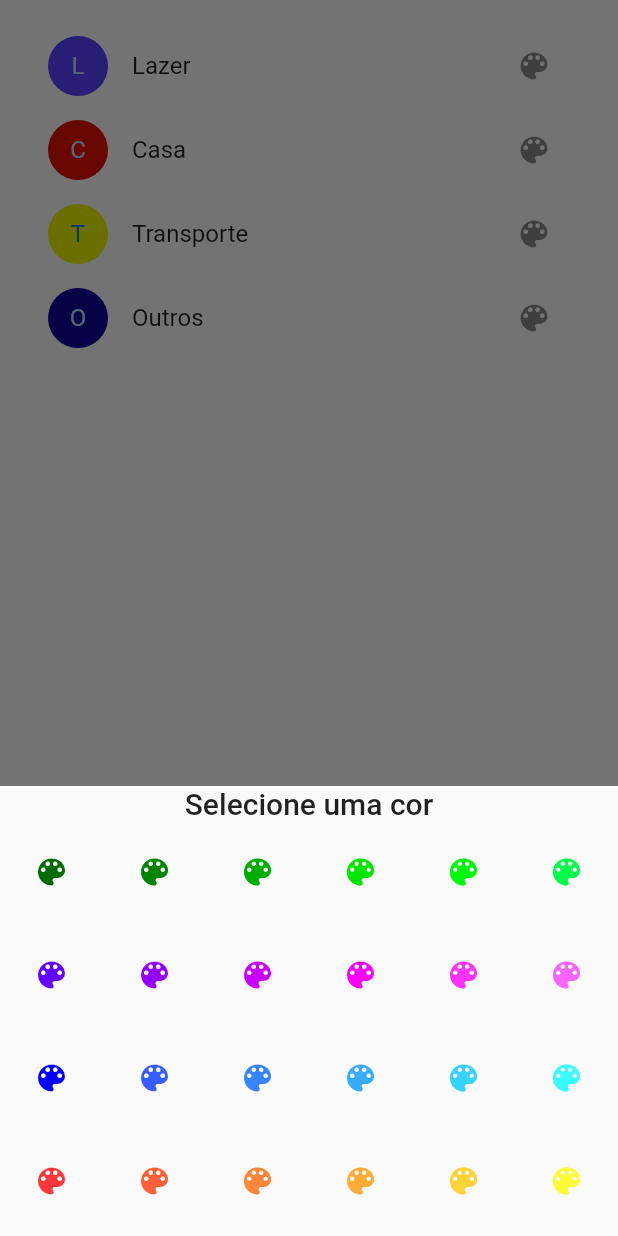
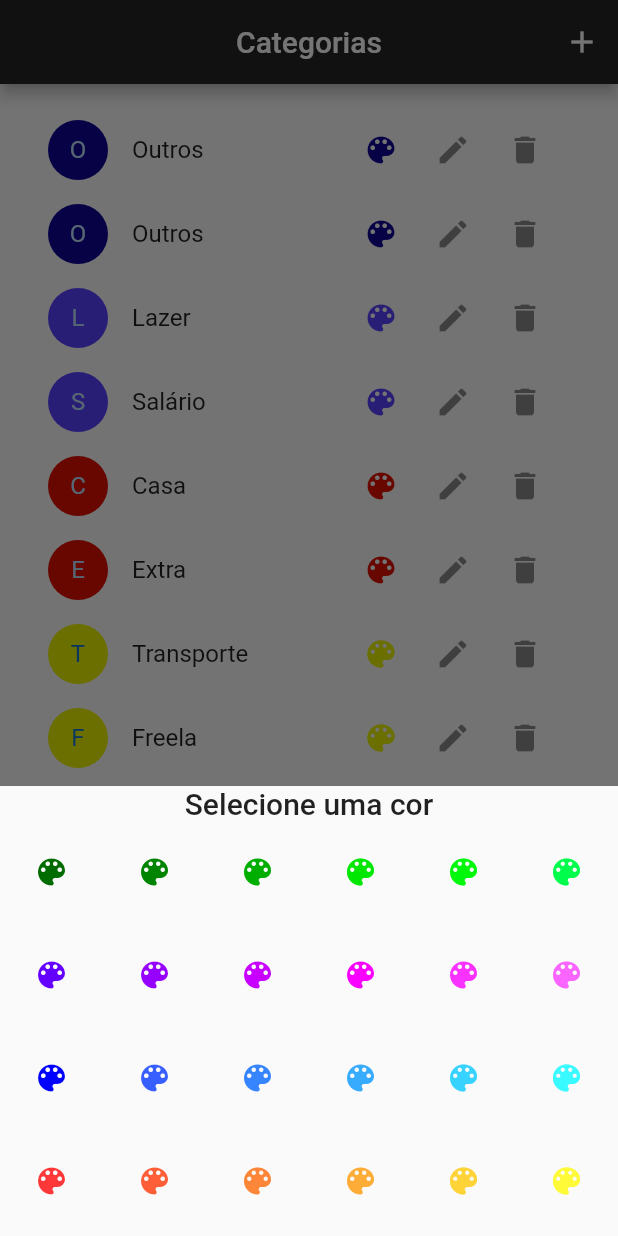
Before and after one commit to proz-tecnologia/PIT02GP06, a Flutter app: the screen it shows after launch, after a tap on the "color lens" icon, on a phone screen of 412 x 824 dp. Run offline on Flutter 3.47's test engine with Material 2 defaults, Android fonts, the phone set to English and light mode, and no system bars; our stand-ins replace shared_preferences; missing offline and left inert: graphic.

Commit message:
criação cadastro de categorias

```diff
--- a/lib/repositories/category_repository.dart
+++ b/lib/repositories/category_repository.dart
@@ -7,25 +7,56 @@ import 'package:pit02gp06/utils/shared_preferences_keys.dart';
 
 class CategoryRepository {
   final IHttpService service;
-  final List<CategoryModel> _categoryList = [];
+  final List<CategoryModel> _dataList = [];
   CategoryRepository({required this.service});
-  List<CategoryModel> loadList() {
-    _categoryList.addAll([
-      CategoryModel(genre: "Lazer", color: 0xFF5A41FF, type: "expense"),
-      CategoryModel(genre: "Casa", color: 0xFFE10F00, type: "expense"),
-      CategoryModel(genre: "Transporte", color: 0xFFE6F201, type: "expense"),
-      CategoryModel(genre: "Outros", color: 0xFF0F0297, type: "expense"),
-    ]);
-    return _categoryList;
+  Future<List<CategoryModel>> loadList() async {
+    final String? dataString =
+        await service.get(url: SharedPreferencesKeys.categorys);
+    if (dataString != null && dataString.isNotEmpty) {
+      final listJson = jsonDecode(dataString);
+      final list =
+          List.from(listJson).map((e) => CategoryModel.fromJson(e)).toList();
+//      return list;
+      _dataList.addAll(list);
+    }
+    if (_dataList.isEmpty) {
+      _dataList.addAll([
+        CategoryModel(genre: "Outros", color: 0xFF0F0297, type: "Expense"),
+        CategoryModel(genre: "Outros", color: 0xFF0F0297, type: "Income"),
+        CategoryModel(genre: "Lazer", color: 0xFF5A41FF, type: "Expense"),
+        CategoryModel(genre: "Salário", color: 0xFF5A41FF, type: "Income"),
+        CategoryModel(genre: "Casa", color: 0xFFE10F00, type: "Expense"),
+        CategoryModel(genre: "Extra", color: 0xFFE10F00, type: "Income"),
+        CategoryModel(genre: "Transporte", color: 0xFFE6F201, type: "Expense"),
+        CategoryModel(genre: "Freela", color: 0xFFE6F201, type: "Income"),
+        CategoryModel(
+            genre: "Entretenimento", color: 0xFF008614, type: "Expense"),
+        CategoryModel(genre: "Reembolso", color: 0xFF008614, type: "Income"),
+      ]);
+    }
+
+    return _dataList;
   }
 
-  List<CategoryModel> add(CategoryModel categoryModel) {
-    _categoryList.add(categoryModel);
-    return _categoryList;
+  Future<List<CategoryModel>> add(CategoryModel categoryModel) async {
+    await loadList();
+    _dataList.add(categoryModel);
+    await service.set(url: SharedPreferencesKeys.categorys, data: _dataList);
+    return _dataList;
   }
 
-  List<CategoryModel> remove(CategoryModel categoryModel) {
-    _categoryList.remove(categoryModel);
-    return _categoryList;
+  Future<List<CategoryModel>> remove(CategoryModel categoryModel) async {
+    await loadList();
+    _dataList.remove(categoryModel);
+    await service.set(url: SharedPreferencesKeys.categorys, data: _dataList);
+    return _dataList;
+  }
+
+  Future<List<CategoryModel>> edit(
+      int index, CategoryModel categoryModel) async {
+    await loadList();
+    _dataList[index] = categoryModel;
+    await service.set(url: SharedPreferencesKeys.categorys, data: _dataList);
+    return _dataList;
   }
 }
--- a/lib/repositories/transactions_repository.dart
+++ b/lib/repositories/transactions_repository.dart
@@ -10,9 +10,9 @@ class TransactionsRepository {
   TransactionsRepository({required this.service});
 
   Future<List<TransactionModel>> loadTransactions() async {
-    final transactionsString =
+    final String? transactionsString =
         await service.get(url: SharedPreferencesKeys.transactions);
-    if (transactionsString != null) {
+    if (transactionsString != null && transactionsString.isNotEmpty) {
       final listJsonTransactions = jsonDecode(transactionsString);
       final listTransactions = List.from(listJsonTransactions)
           .map((e) => TransactionModel.fromJson(e))
--- a/lib/src/category/category_bloc.dart
+++ b/lib/src/category/category_bloc.dart
@@ -1,4 +1,5 @@
 import 'dart:async';
+import 'dart:developer';
 
 import 'package:pit02gp06/models/category_model.dart';
 import 'package:pit02gp06/repositories/category_repository.dart';
@@ -30,12 +31,15 @@ class CategoryBloc {
   _mapEventToState(CategoryEvent event) async {
     await init();
     List<CategoryModel> categoryList = [];
+    log("repos é ${_repository.runtimeType}");
     if (event is LoadCategoryEvent) {
-      categoryList = _repository.loadList();
+      categoryList = await _repository.loadList();
     } else if (event is AddCategoryEvent) {
-      categoryList = _repository.add(event.category);
+      categoryList = await _repository.add(event.category);
     } else if (event is RemoveCategoryEvent) {
-      categoryList = _repository.remove(event.category);
+      categoryList = await _repository.remove(event.category);
+    } else if (event is EditCategoryEvent) {
+      categoryList = await _repository.edit(event.index, event.category);
     }
     _outputCategoryController
         .add(CategorySuccessState(categoryList: categoryList));
--- a/lib/src/category/category_events.dart
+++ b/lib/src/category/category_events.dart
@@ -18,3 +18,12 @@ class RemoveCategoryEvent extends CategoryEvent {
     required this.category,
   });
 }
+
+class EditCategoryEvent extends CategoryEvent {
+  CategoryModel category;
+  int index;
+  EditCategoryEvent({
+    required this.index,
+    required this.category,
+  });
+}
--- a/lib/src/category/category_page.dart
+++ b/lib/src/category/category_page.dart
@@ -8,6 +8,9 @@ import 'package:pit02gp06/src/category/category_bloc.dart';
 import 'package:pit02gp06/src/category/category_events.dart';
 import 'package:pit02gp06/src/category/category_states.dart';
 import 'package:pit02gp06/src/widgets/select_color_modal.dart';
+import 'package:pit02gp06/utils/app_colors.dart';
+
+import 'form_category_page.dart';
 
 class CategoryPage extends StatefulWidget {
   const CategoryPage({super.key});
@@ -35,6 +38,25 @@ class _CategoryPageState extends State<CategoryPage> {
   @override
   Widget build(BuildContext context) {
     return Scaffold(
+      appBar: AppBar(
+        backgroundColor: AppColors.primaryColor,
+        title: const Text("Categorias"),
+        centerTitle: true,
+        actions: [
+          IconButton(
+              onPressed: () async {
+                await Navigator.of(context)
+                    .push<CategoryModel?>(MaterialPageRoute(
+                        builder: (context) => FormCategoryPage()))
+                    .then((value) {
+                  if (value != null && value.runtimeType == CategoryModel) {
+                    bloc.inputCategory.add(AddCategoryEvent(category: value));
+                  }
+                });
+              },
+              icon: Icon(Icons.add)),
+        ],
+      ),
       body: Padding(
         padding: EdgeInsets.all(16),
         child: StreamBuilder<CategoryState>(
@@ -52,14 +74,61 @@ class _CategoryPageState extends State<CategoryPage> {
                       ),
                     ),
                     title: Text(categoryList[index].genre),
-                    trailing: IconButton(
-                      icon: Icon(Icons.color_lens),
+                    trailing: SizedBox(
+                      width: 150,
+                      child: Row(
+                        children: [
+                          IconButton(
+                            icon: Icon(
+                              Icons.color_lens,
+                              color: Color(categoryList[index].color),
+                            ),
                             onPressed: () async {
                               var color;
                               color = await SelectColorModal(context);
                               log("color retornada $color");
+                              if (color != null && color.runtimeType == int) {
                                 categoryList[index].color = color;
+                                bloc.inputCategory.add(EditCategoryEvent(
+                                    index: index,
+                                    category: categoryList[index]));
+                              }
                             },
+                          ),
+                          IconButton(
+                            onPressed: () async {
+                              await Navigator.of(context)
+                                  .push<CategoryModel?>(MaterialPageRoute(
+                                      builder: (context) => FormCategoryPage(
+                                          category: categoryList[index])))
+                                  .then((value) {
+                                if (value != null &&
+                                    value.runtimeType == CategoryModel) {
+                                  bloc.inputCategory.add(EditCategoryEvent(
+                                      index: index, category: value));
+                                }
+                              });
+                            },
+                            icon: const Icon(Icons.edit),
+                          ),
+                          IconButton(
+                            onPressed: () {
+                              if (index < 2) {
+                                const snackBar = SnackBar(
+                                  content:
+                                      Text('Este ítem não pode ser excluído!'),
+                                );
+                                ScaffoldMessenger.of(context)
+                                    .showSnackBar(snackBar);
+                                return;
+                              }
+                              bloc.inputCategory.add(RemoveCategoryEvent(
+                                  category: categoryList[index]));
+                            },
+                            icon: const Icon(Icons.delete),
+                          ),
+                        ],
+                      ),
                     ),
                   );
                 },
--- a/lib/utils/shared_preferences_keys.dart
+++ b/lib/utils/shared_preferences_keys.dart
@@ -1,4 +1,5 @@
 class SharedPreferencesKeys {
   static const String transactions = 'transactions';
   static const String user = 'user';
+  static const String categorys = 'categorys';
 }
```
Also changed, not shown: lib/src/category/form_category_page.dart (added, +93 -0 lines). Lines whose indentation alone changed are shown as unchanged.
